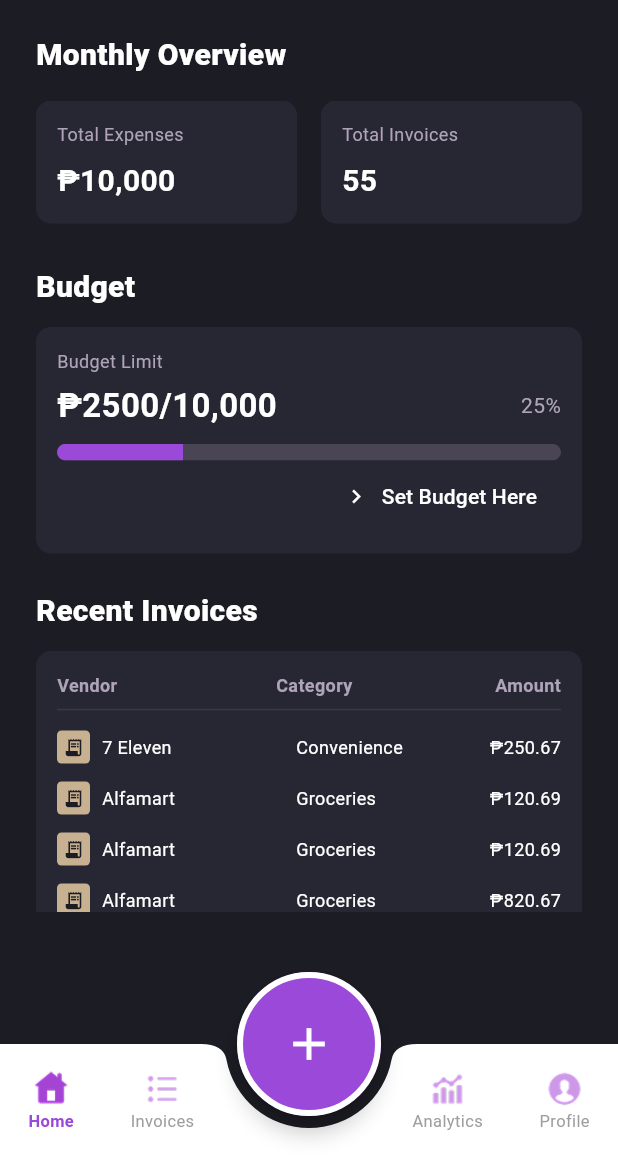
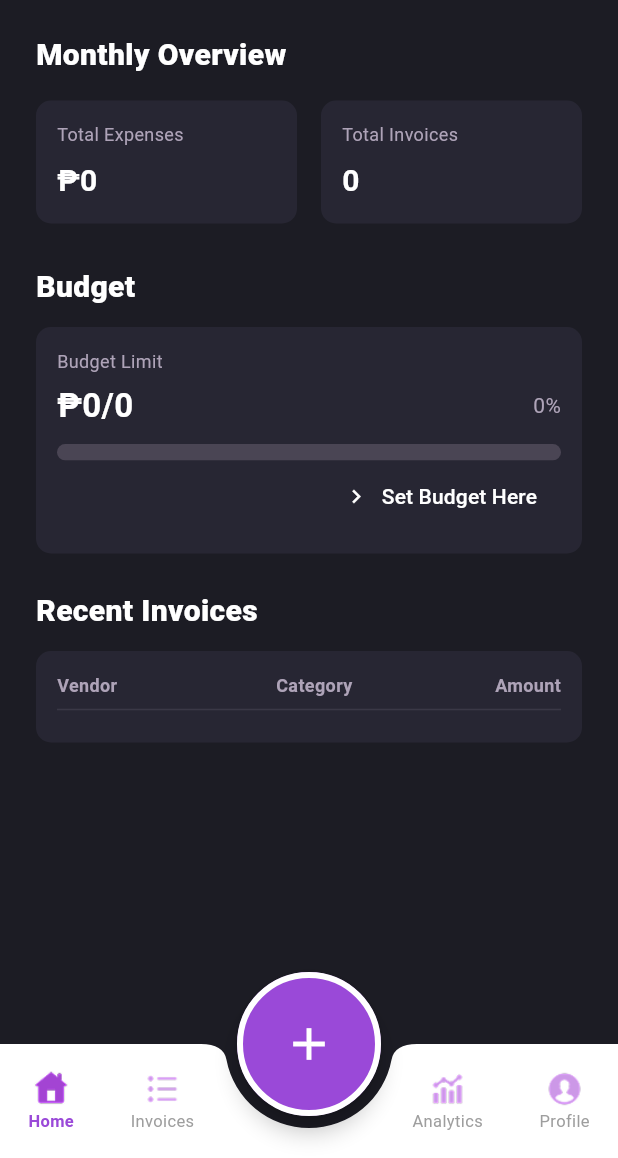
Before and after one commit to smiggy10/Resi-Bot, a Flutter app: the MainShell screen opened directly, on a phone screen of 412 x 824 dp, the part 78-1236 px from its top. Run offline on Flutter 3.47's test engine with Material 3 defaults, Android fonts, the phone set to English and light mode, and no system bars; our stand-ins replace image_picker; accounts and stored records are empty.

Commit message:
add placeholder/mock data support for Home

```diff
--- a/lib/screens/home_screen.dart
+++ b/lib/screens/home_screen.dart
@@ -1,36 +1,214 @@
 import 'package:flutter/material.dart';
-import '../main.dart'; // For AppColors, DemoData, PageFrame, StatCard, AppCard, InvoiceTable
+import '../main.dart'; // AppColors, PageFrame, StatCard, AppCard, InvoiceTable, Invoice, DemoData
+
+// Home dashboard data flow:
+// - [kUseHomeDashboardMockData] == false (default) → ₱0, 0, ₱0/0, 0%, empty recent list until [dashboardData] is set.
+// - [kUseHomeDashboardMockData] == true → optional sample rows/numbers for UI preview only (no backend).
+// Real data: pass [HomeScreen.dashboardData]; [HomeDashboardData.normalizedFrom] still coerces missing fields to zeros/—/₱0.00.
+
+/// Default `false`: all placeholders show zero until you pass [dashboardData] or turn on mock for previews.
+const bool kUseHomeDashboardMockData = false;
+
+/// UI-only snapshot for the home dashboard. Keeps API/backend types out of this file.
+class HomeDashboardData {
+  final String totalExpensesDisplay;
+  final String totalInvoicesDisplay;
+  final double budgetSpent;
+  final double budgetTotal;
+  final List<Invoice> recentInvoices;
+
+  const HomeDashboardData({
+    required this.totalExpensesDisplay,
+    required this.totalInvoicesDisplay,
+    required this.budgetSpent,
+    required this.budgetTotal,
+    required this.recentInvoices,
+  });
+
+  double get budgetProgress {
+    if (budgetSpent.isNaN ||
+        budgetTotal.isNaN ||
+        !budgetSpent.isFinite ||
+        !budgetTotal.isFinite) {
+      return 0;
+    }
+    if (budgetTotal <= 0) return 0;
+    return (budgetSpent / budgetTotal).clamp(0.0, 1.0);
+  }
+
+  String get budgetSummaryLine {
+    final spent = _formatIntWithCommas(budgetSpent.round());
+    final total = _formatIntWithCommas(budgetTotal.round());
+    return '₱$spent/$total';
+  }
+
+  String get budgetPercentLabel {
+    final p = budgetProgress;
+    if (p.isNaN || !p.isFinite) return '0%';
+    return '${(p * 100).round()}%';
+  }
+
+  static String _formatIntWithCommas(int n) {
+    final s = n.abs().toString();
+    final buf = StringBuffer();
+    if (n < 0) buf.write('-');
+    for (var i = 0; i < s.length; i++) {
+      if (i > 0 && (s.length - i) % 3 == 0) buf.write(',');
+      buf.write(s[i]);
+    }
+    return buf.toString();
+  }
+
+  /// Placeholder values for UI preview; no network or services.
+  factory HomeDashboardData.mock() {
+    return HomeDashboardData(
+      totalExpensesDisplay: '₱10,000',
+      totalInvoicesDisplay: '55',
+      budgetSpent: 2500,
+      budgetTotal: 10000,
+      recentInvoices: List<Invoice>.from(DemoData.invoices.take(8)),
+    );
+  }
+
+  /// Use when `kUseHomeDashboardMockData` is false and data is not ready yet.
+  factory HomeDashboardData.empty() {
+    return const HomeDashboardData(
+      totalExpensesDisplay: '₱0',
+      totalInvoicesDisplay: '0',
+      budgetSpent: 0,
+      budgetTotal: 0,
+      recentInvoices: [],
+    );
+  }
+
+  /// Applies UI-safe defaults so missing, null-like, or placeholder strings do not break layout.
+  /// Call with real [dashboardData] when [kUseHomeDashboardMockData] is false.
+  factory HomeDashboardData.normalizedFrom(HomeDashboardData? raw) {
+    if (raw == null) return HomeDashboardData.empty();
+    return HomeDashboardData(
+      totalExpensesDisplay: _coerceExpenseTotalDisplay(raw.totalExpensesDisplay),
+      totalInvoicesDisplay: _coerceInvoiceCountDisplay(raw.totalInvoicesDisplay),
+      budgetSpent: _coerceFiniteAmount(raw.budgetSpent),
+      budgetTotal: _coerceFiniteAmount(raw.budgetTotal),
+      recentInvoices: raw.recentInvoices.map(_normalizeInvoiceRow).toList(),
+    );
+  }
+
+  static bool _isMissingOrPlaceholderString(String value) {
+    final t = value.trim();
+    if (t.isEmpty) return true;
+    if (t == '—' || t == '-' || t == '–') return true;
+    if (t.toLowerCase() == 'n/a' || t.toLowerCase() == 'null') return true;
+    return false;
+  }
+
+  static String _coerceExpenseTotalDisplay(String value) {
+    if (_isMissingOrPlaceholderString(value)) return '₱0';
+    return value.trim();
+  }
+
+  static String _coerceInvoiceCountDisplay(String value) {
+    if (_isMissingOrPlaceholderString(value)) return '0';
+    return value.trim();
+  }
+
+  static double _coerceFiniteAmount(double value) {
+    if (value.isNaN || !value.isFinite) return 0;
+    return value;
+  }
+
+  static String _coerceInvoiceAmountDisplay(String amount) {
+    final t = amount.trim();
+    if (_isMissingOrPlaceholderString(t)) return '₱0.00';
+    return t;
+  }
+
+  static String _coerceLabelOrDash(String value) {
+    final t = value.trim();
+    if (t.isEmpty) return '—';
+    if (t.toLowerCase() == 'null') return '—';
+    return t;
+  }
+
+  static Invoice _normalizeInvoiceRow(Invoice invoice) {
+    return Invoice(
+      _coerceLabelOrDash(invoice.vendor),
+      _coerceLabelOrDash(invoice.category),
+      _coerceInvoiceAmountDisplay(invoice.amount),
+      invoice.date,
+      invoice.time,
+    );
+  }
+}
 
 class HomeScreen extends StatelessWidget {
   final VoidCallback openBudget;
-  const HomeScreen({super.key, required this.openBudget});
+  final HomeDashboardData? dashboardData;
+
+  const HomeScreen({super.key, required this.openBudget, this.dashboardData});
+
+  HomeDashboardData get _data {
+    if (kUseHomeDashboardMockData) return HomeDashboardData.mock();
+    return HomeDashboardData.normalizedFrom(dashboardData);
+  }
 
   @override
   Widget build(BuildContext context) {
+    final data = _data;
     return PageFrame(
       title: 'Monthly Overview',
-      child: SingleChildScrollView(child: Column(crossAxisAlignment: CrossAxisAlignment.start, children: [
+      child: SingleChildScrollView(
+        child: Column(
+          crossAxisAlignment: CrossAxisAlignment.start,
+          children: [
             Row(children: [
-          Expanded(child: StatCard(label: 'Total Expenses', value: '₱10,000')),
+              Expanded(child: StatCard(label: 'Total Expenses', value: data.totalExpensesDisplay)),
               const SizedBox(width: 16),
-          Expanded(child: StatCard(label: 'Total Invoices', value: '55')),
+              Expanded(child: StatCard(label: 'Total Invoices', value: data.totalInvoicesDisplay)),
             ]),
             const SizedBox(height: 28),
             const Text('Budget', style: TextStyle(color: Colors.white, fontSize: 20, fontWeight: FontWeight.w800)),
             const SizedBox(height: 12),
-        AppCard(child: Column(crossAxisAlignment: CrossAxisAlignment.start, children: [
+            AppCard(
+              child: Column(
+                crossAxisAlignment: CrossAxisAlignment.start,
+                children: [
                   const Text('Budget Limit', style: TextStyle(color: AppColors.muted, fontSize: 12)),
                   const SizedBox(height: 6),
-          Row(children: [const Text('₱2500/10,000', style: TextStyle(color: Colors.white, fontSize: 22, fontWeight: FontWeight.bold)), const Spacer(), const Text('25%', style: TextStyle(color: AppColors.muted))]),
+                  Row(children: [
+                    Text(data.budgetSummaryLine, style: const TextStyle(color: Colors.white, fontSize: 22, fontWeight: FontWeight.bold)),
+                    const Spacer(),
+                    Text(data.budgetPercentLabel, style: const TextStyle(color: AppColors.muted)),
+                  ]),
                   const SizedBox(height: 10),
-          ClipRRect(borderRadius: BorderRadius.circular(20), child: LinearProgressIndicator(value: .25, minHeight: 11, backgroundColor: const Color(0xFF4A4554), valueColor: const AlwaysStoppedAnimation(AppColors.purple))),
-          Align(alignment: Alignment.centerRight, child: TextButton.icon(onPressed: openBudget, icon: const Icon(Icons.chevron_right, size: 18), label: const Text('Set Budget Here'), style: TextButton.styleFrom(foregroundColor: Colors.white))),
-        ])),
+                  ClipRRect(
+                    borderRadius: BorderRadius.circular(20),
+                    child: LinearProgressIndicator(
+                      value: data.budgetProgress,
+                      minHeight: 11,
+                      backgroundColor: const Color(0xFF4A4554),
+                      valueColor: const AlwaysStoppedAnimation(AppColors.purple),
+                    ),
+                  ),
+                  Align(
+                    alignment: Alignment.centerRight,
+                    child: TextButton.icon(
+                      onPressed: openBudget,
+                      icon: const Icon(Icons.chevron_right, size: 18),
+                      label: const Text('Set Budget Here'),
+                      style: TextButton.styleFrom(foregroundColor: Colors.white),
+                    ),
+                  ),
+                ],
+              ),
+            ),
             const SizedBox(height: 24),
             const Text('Recent Invoices', style: TextStyle(color: Colors.white, fontSize: 20, fontWeight: FontWeight.w800)),
             const SizedBox(height: 12),
-        InvoiceTable(invoices: DemoData.invoices.take(5).toList()),
-      ])),
+            InvoiceTable(invoices: data.recentInvoices),
+          ],
+        ),
+      ),
     );
   }
 }
```
Also changed, not shown: pubspec.lock, 12 other files. Lines whose indentation alone changed are shown as unchanged.
